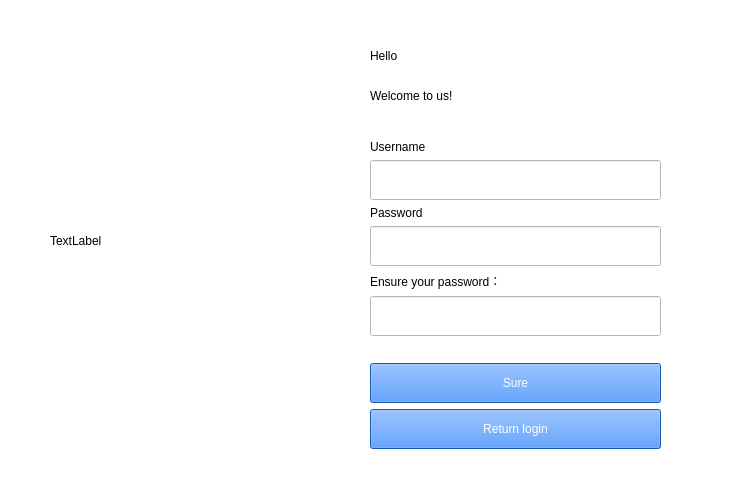
This is signup.ui in NorthOuterTowner/Bejeweled4 as Qt 5 draws it before an edit. The edited form follows.
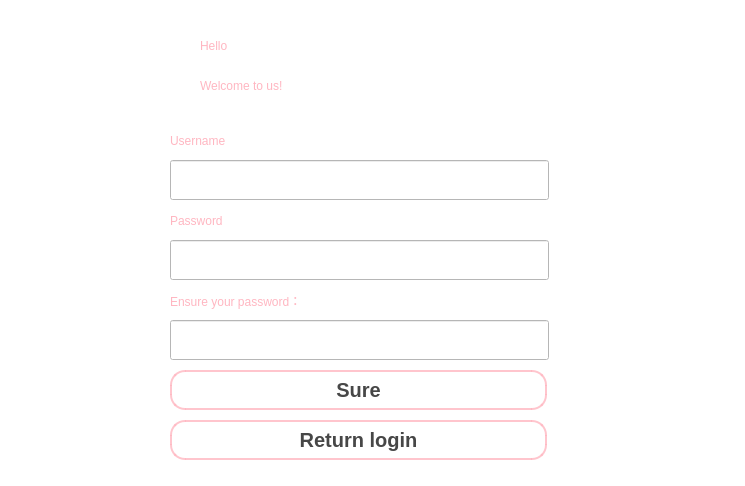
This is the edited form.

The edit to the form file:
```diff
--- a/signup.ui
+++ b/signup.ui
@@ -19,27 +19,29 @@
   <widget class="QLabel" name="label_image">
    <property name="geometry">
     <rect>
-     <x>50</x>
+     <x>0</x>
      <y>0</y>
-     <width>261</width>
+     <width>741</width>
      <height>481</height>
     </rect>
    </property>
    <property name="text">
-    <string>TextLabel</string>
+    <string/>
    </property>
   </widget>
   <widget class="QLabel" name="label">
    <property name="geometry">
     <rect>
-     <x>370</x>
-     <y>40</y>
+     <x>200</x>
+     <y>30</y>
      <width>161</width>
      <height>31</height>
     </rect>
    </property>
    <property name="styleSheet">
-    <string notr="true">font: 87 20pt &quot;Arial Black&quot;;</string>
+    <string notr="true"> font: bold 18pt &quot;Comic Sans MS&quot;; /* 使用更好看的字体，例如 Comic Sans MS */
+    color: rgb(255, 182, 193); /* 浅粉色字体 */
+ background-color: transparent; /* 设置背景透明 */</string>
    </property>
    <property name="text">
     <string>Hello</string>
@@ -48,41 +50,48 @@
   <widget class="QLabel" name="label_2">
    <property name="geometry">
     <rect>
-     <x>370</x>
-     <y>70</y>
+     <x>200</x>
+     <y>60</y>
      <width>301</width>
      <height>51</height>
     </rect>
    </property>
    <property name="styleSheet">
-    <string notr="true">font: 87 20pt &quot;Arial Black&quot;;</string>
+    <string notr="true"> font: bold 18pt &quot;Comic Sans MS&quot;; /* 使用更好看的字体，例如 Comic Sans MS */
+    color: rgb(255, 182, 193); /* 浅粉色字体 */
+ background-color: transparent; /* 设置背景透明 */</string>
    </property>
    <property name="text">
     <string>Welcome to us!</string>
    </property>
   </widget>
-  <widget class="QWidget" name="layoutWidget">
-   <property name="geometry">
-    <rect>
-     <x>370</x>
-     <y>140</y>
-     <width>291</width>
-     <height>309</height>
-    </rect>
-   </property>
-   <layout class="QVBoxLayout" name="verticalLayout">
-    <item>
      <widget class="QLabel" name="label_3">
+   <property name="geometry">
+    <rect>
+     <x>170</x>
+     <y>130</y>
+     <width>379</width>
+     <height>21</height>
+    </rect>
+   </property>
       <property name="styleSheet">
-       <string notr="true">font: 10pt &quot;Arial&quot;;</string>
+    <string notr="true"> font: bold 15pt &quot;Comic Sans MS&quot;; /* 使用更好看的字体，例如 Comic Sans MS */
+    color: rgb(255, 182, 193); /* 浅粉色字体 */
+ background-color: transparent; /* 设置背景透明 */</string>
       </property>
       <property name="text">
        <string>Username</string>
       </property>
      </widget>
-    </item>
-    <item>
      <widget class="QLineEdit" name="lineEdit_username">
+   <property name="geometry">
+    <rect>
+     <x>170</x>
+     <y>160</y>
+     <width>379</width>
+     <height>40</height>
+    </rect>
+   </property>
       <property name="minimumSize">
        <size>
         <width>0</width>
@@ -90,39 +99,67 @@
        </size>
       </property>
      </widget>
-    </item>
-    <item>
      <widget class="QLabel" name="label_4">
+   <property name="geometry">
+    <rect>
+     <x>170</x>
+     <y>210</y>
+     <width>379</width>
+     <height>21</height>
+    </rect>
+   </property>
       <property name="styleSheet">
-       <string notr="true">font: 10pt &quot;Arial&quot;;</string>
+    <string notr="true"> font: bold 15pt &quot;Comic Sans MS&quot;; /* 使用更好看的字体，例如 Comic Sans MS */
+    color: rgb(255, 182, 193); /* 浅粉色字体 */
+ background-color: transparent; /* 设置背景透明 */</string>
       </property>
       <property name="text">
        <string>Password</string>
       </property>
      </widget>
-    </item>
-    <item>
-     <widget class="QLineEdit" name="lineEdit_passwd">
-      <property name="minimumSize">
-       <size>
-        <width>0</width>
-        <height>40</height>
-       </size>
-      </property>
-     </widget>
-    </item>
-    <item>
      <widget class="QLabel" name="label_5">
+   <property name="geometry">
+    <rect>
+     <x>170</x>
+     <y>290</y>
+     <width>379</width>
+     <height>21</height>
+    </rect>
+   </property>
       <property name="styleSheet">
-       <string notr="true">font: 10pt &quot;Arial&quot;;</string>
+    <string notr="true"> font: bold 15pt &quot;Comic Sans MS&quot;; /* 使用更好看的字体，例如 Comic Sans MS */
+    color: rgb(255, 182, 193); /* 浅粉色字体 */
+ background-color: transparent; /* 设置背景透明 */</string>
       </property>
       <property name="text">
        <string>Ensure your password：</string>
       </property>
      </widget>
-    </item>
-    <item>
+  <widget class="QLineEdit" name="lineEdit_passwd">
+   <property name="geometry">
+    <rect>
+     <x>170</x>
+     <y>240</y>
+     <width>379</width>
+     <height>40</height>
+    </rect>
+   </property>
+   <property name="minimumSize">
+    <size>
+     <width>0</width>
+     <height>40</height>
+    </size>
+   </property>
+  </widget>
      <widget class="QLineEdit" name="lineEdit_surepasswd">
+   <property name="geometry">
+    <rect>
+     <x>170</x>
+     <y>320</y>
+     <width>379</width>
+     <height>40</height>
+    </rect>
+   </property>
       <property name="minimumSize">
        <size>
         <width>0</width>
@@ -130,24 +167,15 @@
        </size>
       </property>
      </widget>
-    </item>
-    <item>
-     <layout class="QVBoxLayout" name="verticalLayout_2">
-      <item>
-       <spacer name="verticalSpacer">
-        <property name="orientation">
-         <enum>Qt::Vertical</enum>
-        </property>
-        <property name="sizeHint" stdset="0">
-         <size>
-          <width>20</width>
-          <height>40</height>
-         </size>
-        </property>
-       </spacer>
-      </item>
-      <item>
        <widget class="QPushButton" name="pushButton_2">
+   <property name="geometry">
+    <rect>
+     <x>170</x>
+     <y>370</y>
+     <width>377</width>
+     <height>40</height>
+    </rect>
+   </property>
         <property name="minimumSize">
          <size>
           <width>0</width>
@@ -155,17 +183,56 @@
          </size>
         </property>
         <property name="styleSheet">
-         <string notr="true">background-color: rgb(29, 123, 255);
-color: rgb(255, 255, 255);
-font: 25 9pt &quot;Bahnschrift Light&quot;;</string>
+    <string notr="true">QPushButton {
+    background: qlineargradient(
+        x1: 0, y1: 0, x2: 0, y2: 1,
+        stop: 0 rgba(255, 240, 245, 0.8), /* 浅粉顶部 */
+        stop: 0.5 rgba(255, 220, 230, 0.6), /* 中间渐变 */
+        stop: 1 rgba(255, 200, 215, 0.8) /* 浅粉底部 */
+    ); /* 玻璃质感渐变背景 */
+    border: 2px solid rgba(255, 182, 193, 0.8); /* 柔和边框 */
+    border-radius: 15px; /* 圆角效果 */
+    color: rgba(50, 50, 50, 0.9); /* 字体颜色 */
+    font-size: 20px; /* 字体大小 */
+    font-family: &quot;Arial&quot;, sans-serif; /* 字体样式 */
+    font-weight: bold; /* 字体加粗 */
+    padding: 5px 5px; /* 内边距 */
+    box-shadow: 3px 3px 8px rgba(0, 0, 0, 0.2); /* 按钮阴影 */
+}
+QPushButton:hover {
+    background: qlineargradient(
+        x1: 0, y1: 0, x2: 0, y2: 1,
+        stop: 0 rgba(255, 228, 238, 0.9), /* 悬停顶部 */
+        stop: 0.5 rgba(255, 200, 220, 0.7), /* 中间渐变 */
+        stop: 1 rgba(255, 182, 193, 0.9) /* 悬停底部 */
+    );
+    border: 2px solid rgba(255, 160, 176, 0.9); /* 悬停时边框颜色 */
+    box-shadow: 5px 5px 12px rgba(0, 0, 0, 0.3); /* 更明显的阴影 */
+}
+QPushButton:pressed {
+    background: qlineargradient(
+        x1: 0, y1: 0, x2: 0, y2: 1,
+        stop: 0 rgba(255, 182, 193, 0.9), /* 按下顶部 */
+        stop: 1 rgba(255, 160, 176, 1.0) /* 按下底部 */
+    );
+    border: 2px solid rgba(255, 105, 135, 1.0); /* 按下时边框颜色 */
+    box-shadow: inset 2px 2px 5px rgba(0, 0, 0, 0.3); /* 内凹阴影 */
+}
+</string>
         </property>
         <property name="text">
          <string>Sure</string>
         </property>
        </widget>
-      </item>
-      <item>
        <widget class="QPushButton" name="btn_return">
+   <property name="geometry">
+    <rect>
+     <x>170</x>
+     <y>420</y>
+     <width>377</width>
+     <height>40</height>
+    </rect>
+   </property>
         <property name="minimumSize">
          <size>
           <width>0</width>
@@ -173,18 +240,46 @@
          </size>
         </property>
         <property name="styleSheet">
-         <string notr="true">background-color: rgb(29, 123, 255);
-color: rgb(255, 255, 255);
-font: 25 9pt &quot;Bahnschrift Light&quot;;</string>
+    <string notr="true">QPushButton {
+    background: qlineargradient(
+        x1: 0, y1: 0, x2: 0, y2: 1,
+        stop: 0 rgba(255, 240, 245, 0.8), /* 浅粉顶部 */
+        stop: 0.5 rgba(255, 220, 230, 0.6), /* 中间渐变 */
+        stop: 1 rgba(255, 200, 215, 0.8) /* 浅粉底部 */
+    ); /* 玻璃质感渐变背景 */
+    border: 2px solid rgba(255, 182, 193, 0.8); /* 柔和边框 */
+    border-radius: 15px; /* 圆角效果 */
+    color: rgba(50, 50, 50, 0.9); /* 字体颜色 */
+    font-size: 20px; /* 字体大小 */
+    font-family: &quot;Arial&quot;, sans-serif; /* 字体样式 */
+    font-weight: bold; /* 字体加粗 */
+    padding: 5px 5px; /* 内边距 */
+    box-shadow: 3px 3px 8px rgba(0, 0, 0, 0.2); /* 按钮阴影 */
+}
+QPushButton:hover {
+    background: qlineargradient(
+        x1: 0, y1: 0, x2: 0, y2: 1,
+        stop: 0 rgba(255, 228, 238, 0.9), /* 悬停顶部 */
+        stop: 0.5 rgba(255, 200, 220, 0.7), /* 中间渐变 */
+        stop: 1 rgba(255, 182, 193, 0.9) /* 悬停底部 */
+    );
+    border: 2px solid rgba(255, 160, 176, 0.9); /* 悬停时边框颜色 */
+    box-shadow: 5px 5px 12px rgba(0, 0, 0, 0.3); /* 更明显的阴影 */
+}
+QPushButton:pressed {
+    background: qlineargradient(
+        x1: 0, y1: 0, x2: 0, y2: 1,
+        stop: 0 rgba(255, 182, 193, 0.9), /* 按下顶部 */
+        stop: 1 rgba(255, 160, 176, 1.0) /* 按下底部 */
+    );
+    border: 2px solid rgba(255, 105, 135, 1.0); /* 按下时边框颜色 */
+    box-shadow: inset 2px 2px 5px rgba(0, 0, 0, 0.3); /* 内凹阴影 */
+}
+</string>
         </property>
         <property name="text">
          <string>Return login</string>
         </property>
-       </widget>
-      </item>
-     </layout>
-    </item>
-   </layout>
   </widget>
  </widget>
  <resources/>
```
Lines whose indentation alone changed are shown as unchanged.
